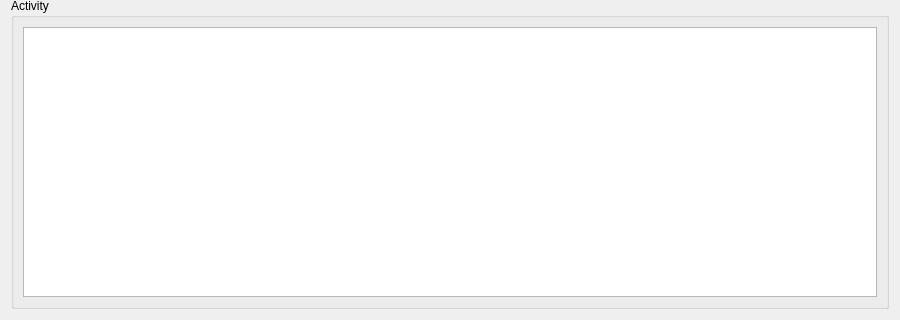
Old version of the form ui/qup_page.ui in the repository textbrowser/qup; both pictures show x 0 to 900 and y 180 to 500 of the 900 by 500 pixel window.
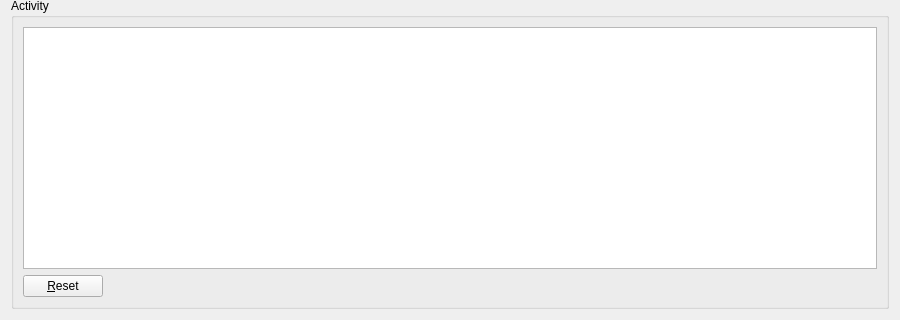
New version of the form. Icons and pictures are not drawn.

The edit to the form file:
```diff
--- a/ui/qup_page.ui
+++ b/ui/qup_page.ui
@@ -240,6 +240,30 @@
         </property>
        </widget>
       </item>
+      <item>
+       <layout class="QHBoxLayout" name="horizontalLayout_2">
+        <item>
+         <widget class="QPushButton" name="reset">
+          <property name="text">
+           <string>&amp;Reset</string>
+          </property>
+         </widget>
+        </item>
+        <item>
+         <spacer name="horizontalSpacer_2">
+          <property name="orientation">
+           <enum>Qt::Horizontal</enum>
+          </property>
+          <property name="sizeHint" stdset="0">
+           <size>
+            <width>40</width>
+            <height>20</height>
+           </size>
+          </property>
+         </spacer>
+        </item>
+       </layout>
+      </item>
      </layout>
     </widget>
    </item>
```
